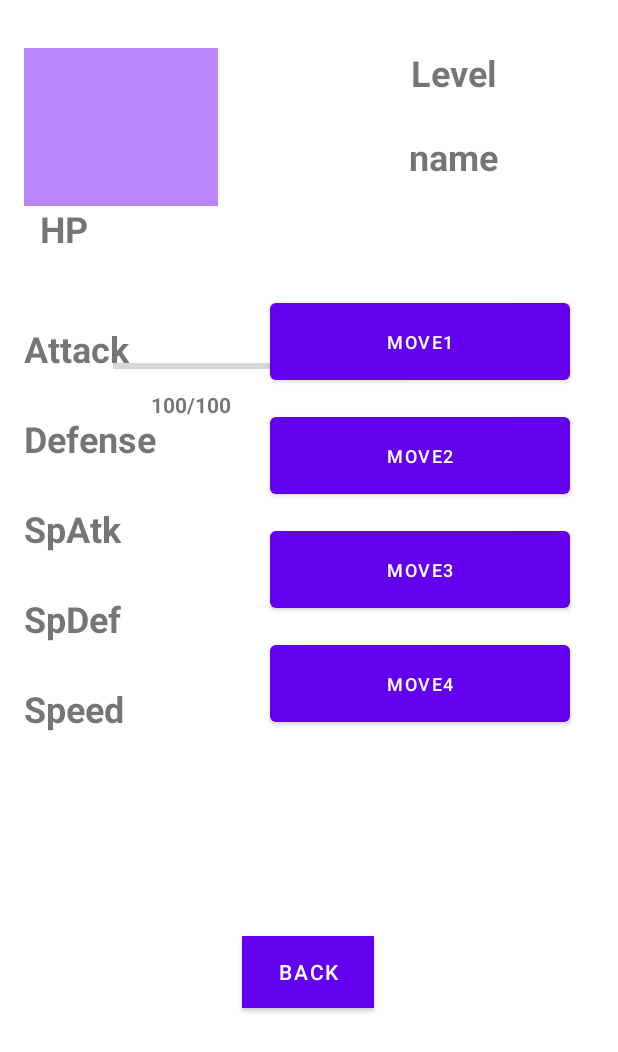
After one commit to gabrielbouhnik/PokemonAndroidVersion, an Android app: the layout pokemon_info.xml on its own in the app's theme, with its tools: preview values and no code run, on a phone screen of 412 x 824 dp. The commit adds this screen. Shown: the top 1052 px of the screen. Run offline under Robolectric (Android 15) with nearby library versions, the phone set to English and light mode, and no system bars.

Commit message:
add pokemon recycler view and info layout

```diff
--- /dev/null
+++ b/app/src/main/res/layout/pokemon_info.xml
@@ -0,0 +1,127 @@
+<?xml version="1.0" encoding="utf-8"?>
+<androidx.constraintlayout.widget.ConstraintLayout xmlns:android="http://schemas.android.com/apk/res/android"
+                                                   xmlns:app="http://schemas.android.com/apk/res-auto"
+                                                   xmlns:tools="http://schemas.android.com/tools"
+                                                   android:layout_width="match_parent"
+                                                   android:layout_height="match_parent"
+                                                   android:foregroundTint="#F44336">
+    <TextView
+            android:text="Attack"
+            android:layout_width="149dp"
+            android:layout_height="60dp" android:id="@+id/attackTextView"
+            app:layout_constraintEnd_toEndOf="parent" app:layout_constraintStart_toStartOf="parent"
+            app:layout_constraintTop_toTopOf="parent" android:layout_marginTop="216dp"
+            app:layout_constraintHorizontal_bias="0.061" android:textAlignment="textStart" android:textStyle="bold"
+            android:textSize="24sp"/>
+    <TextView
+            android:text="HP"
+            android:layout_width="66dp"
+            android:layout_height="52dp" android:id="@+id/hpDetailsTextView"
+            app:layout_constraintEnd_toEndOf="parent" app:layout_constraintStart_toStartOf="parent"
+            app:layout_constraintTop_toTopOf="parent" android:layout_marginTop="136dp"
+            app:layout_constraintHorizontal_bias="0.078" android:textAlignment="textStart" android:textStyle="bold"
+            android:textSize="24sp"/>
+    <TextView
+            android:text="SpDef"
+            android:layout_width="149dp"
+            android:layout_height="60dp" android:id="@+id/spDefTextView"
+            app:layout_constraintEnd_toEndOf="parent" app:layout_constraintStart_toStartOf="parent"
+            app:layout_constraintTop_toTopOf="parent" android:layout_marginTop="396dp"
+            app:layout_constraintHorizontal_bias="0.061" android:textAlignment="textStart" android:textStyle="bold"
+            android:textSize="24sp"/>
+    <TextView
+            android:text="Level"
+            android:layout_width="220dp"
+            android:layout_height="48dp" android:id="@+id/levelDetailsTextView"
+            app:layout_constraintTop_toTopOf="parent" app:layout_constraintEnd_toEndOf="parent"
+            android:layout_marginTop="32dp"
+            app:layout_constraintHorizontal_bias="0.0" app:layout_constraintStart_toEndOf="@+id/pokemonSpriteView"
+            android:textSize="24sp" android:textStyle="bold" android:textAlignment="center"/>
+    <TextView
+            android:text="name"
+            android:layout_width="220dp"
+            android:layout_height="48dp" android:id="@+id/nameDetailsTextView"
+            app:layout_constraintTop_toTopOf="parent" app:layout_constraintEnd_toEndOf="parent"
+            android:layout_marginTop="88dp"
+            app:layout_constraintHorizontal_bias="0.0" app:layout_constraintStart_toEndOf="@+id/pokemonSpriteView"
+            android:textSize="24sp" android:textStyle="bold" android:textAlignment="center"/>
+    <ImageView
+            android:layout_width="129dp"
+            android:layout_height="105dp" tools:srcCompat="@color/purple_200" android:id="@+id/pokemonSpriteDetailsView"
+            app:layout_constraintStart_toStartOf="parent" app:layout_constraintTop_toTopOf="parent"
+            android:layout_marginTop="32dp" android:layout_marginStart="16dp"/>
+    <TextView
+            android:text="Speed"
+            android:layout_width="149dp"
+            android:layout_height="60dp" android:id="@+id/speedTextView"
+            app:layout_constraintEnd_toEndOf="parent" app:layout_constraintStart_toStartOf="parent"
+            app:layout_constraintTop_toTopOf="parent" android:layout_marginTop="456dp"
+            app:layout_constraintHorizontal_bias="0.061" android:textAlignment="textStart" android:textStyle="bold"
+            android:textSize="24sp"/>
+    <TextView
+            android:text="Defense"
+            android:layout_width="149dp"
+            android:layout_height="60dp" android:id="@+id/defenseTextView"
+            app:layout_constraintEnd_toEndOf="parent" app:layout_constraintStart_toStartOf="parent"
+            app:layout_constraintTop_toTopOf="parent" android:layout_marginTop="276dp"
+            app:layout_constraintHorizontal_bias="0.061" android:textAlignment="textStart" android:textStyle="bold"
+            android:textSize="24sp"/>
+    <TextView
+            android:text="SpAtk"
+            android:layout_width="149dp"
+            android:layout_height="60dp" android:id="@+id/spAtkTextView"
+            app:layout_constraintEnd_toEndOf="parent" app:layout_constraintStart_toStartOf="parent"
+            app:layout_constraintTop_toTopOf="parent" android:layout_marginTop="336dp"
+            app:layout_constraintHorizontal_bias="0.061" android:textAlignment="textStart" android:textStyle="bold"
+            android:textSize="24sp"/>
+    <Button
+            android:text="Move1"
+            android:layout_width="200dp"
+            android:layout_height="63dp" android:id="@+id/move1InfoButton"
+            app:layout_constraintTop_toTopOf="parent" app:layout_constraintEnd_toEndOf="parent"
+            android:layout_marginTop="196dp" android:layout_marginEnd="32dp" android:textSize="12sp"/>
+    <Button
+            android:text="Move2"
+            android:layout_width="200dp"
+            android:layout_height="63dp" android:id="@+id/move2InfoButton"
+            app:layout_constraintTop_toTopOf="parent" app:layout_constraintEnd_toEndOf="parent"
+            android:layout_marginTop="272dp" android:layout_marginEnd="32dp" android:textSize="12sp"/>
+    <Button
+            android:text="Move3"
+            android:layout_width="200dp"
+            android:layout_height="63dp" android:id="@+id/move3InfoButton"
+            app:layout_constraintTop_toTopOf="parent" app:layout_constraintEnd_toEndOf="parent"
+            android:layout_marginTop="348dp" android:layout_marginEnd="32dp" android:textSize="12sp"/>
+    <Button
+            android:text="Move4"
+            android:layout_width="200dp"
+            android:layout_height="63dp" android:id="@+id/move4InfoButton"
+            app:layout_constraintTop_toTopOf="parent" app:layout_constraintEnd_toEndOf="parent"
+            android:layout_marginTop="424dp" android:layout_marginEnd="32dp" android:textSize="12sp"/>
+    <ProgressBar
+            style="?android:attr/progressBarStyleHorizontal"
+            android:layout_width="180dp"
+            android:layout_height="24dp"
+            android:id="@+id/hpProgressBar"
+            app:layout_constraintStart_toStartOf="parent"
+            app:layout_constraintTop_toBottomOf="@+id/pokemonSpriteView" android:layout_marginTop="32dp"
+            app:layout_constraintEnd_toEndOf="parent" app:layout_constraintHorizontal_bias="0.324"
+            android:progressTint="#4CAF50" app:layout_constraintBottom_toBottomOf="parent"
+            android:layout_marginBottom="568dp"/>
+    <TextView
+            android:text="100/100"
+            android:layout_width="183dp"
+            android:layout_height="21dp" android:id="@+id/hpValueDetailsTextView"
+            android:textStyle="bold"
+            android:layout_marginTop="4dp" app:layout_constraintTop_toBottomOf="@+id/hpProgressBar"
+            android:textAlignment="viewStart" app:layout_constraintStart_toEndOf="@+id/hpDetailsTextView"
+            android:layout_marginStart="8dp"/>
+    <Button
+            android:text="Back"
+            android:layout_width="wrap_content"
+            android:layout_height="wrap_content" android:id="@+id/pokemonInfoBackButton"
+            app:layout_constraintEnd_toEndOf="parent" app:layout_constraintStart_toStartOf="parent"
+            app:layout_constraintTop_toTopOf="parent" app:layout_constraintBottom_toBottomOf="parent"
+            android:layout_marginTop="548dp" app:layout_constraintHorizontal_bias="0.498"
+            app:layout_constraintVertical_bias="0.333" android:background="#F44336" android:backgroundTint="#F44336"/>
+</androidx.constraintlayout.widget.ConstraintLayout>
```
Also changed, not shown: app/src/main/java/com/pokemon/android/version/MainActivity.kt (+14 -2 lines), app/src/main/java/com/pokemon/android/version/model/Pokemon.kt (+8 -7 lines), app/src/main/java/com/pokemon/android/version/ui/MainMenu.kt (+74 -0 lines), app/src/main/java/com/pokemon/android/version/ui/PokemonRecyclerView.kt (added, +54 -0 lines), app/src/main/res/layout/pokemon_item.xml (added, +27 -0 lines), app/src/main/res/layout/pokemons_menu.xml (added, +22 -0 lines).
